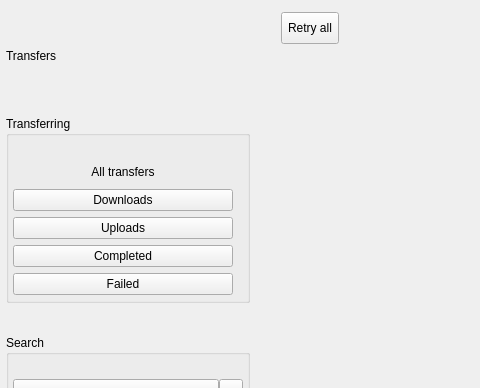
Above: src/MEGASync/gui/ui/TransferManager.ui from meganz/MEGAsync before the change; both pictures show x 0 to 480 and y 0 to 388 of the 1200 by 720 pixel window. Below: the same form after it.
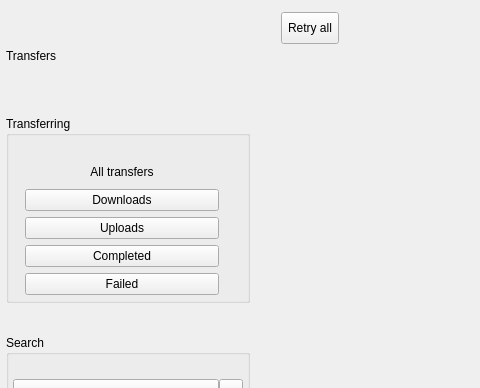
That is the form after the change. Icons and pictures are not drawn. Custom widgets are drawn as their Qt base class.

Commit message: SNC-5644: Added design margins for filter buttons.

Diff of the .ui file:
```diff
--- a/src/MEGASync/gui/ui/TransferManager.ui
+++ b/src/MEGASync/gui/ui/TransferManager.ui
@@ -923,16 +923,16 @@
             <widget class="QFrame" name="fAllTransfers">
              <layout class="QHBoxLayout" name="horizontalLayout_10">
               <property name="spacing">
-               <number>3</number>
+               <number>5</number>
               </property>
               <property name="leftMargin">
-               <number>0</number>
+               <number>12</number>
               </property>
               <property name="topMargin">
                <number>0</number>
               </property>
               <property name="rightMargin">
-               <number>0</number>
+               <number>12</number>
               </property>
               <property name="bottomMargin">
                <number>0</number>
@@ -1006,16 +1006,16 @@
             <widget class="QFrame" name="fDownloads">
              <layout class="QHBoxLayout" name="horizontalLayout_11">
               <property name="spacing">
-               <number>3</number>
+               <number>5</number>
               </property>
               <property name="leftMargin">
-               <number>0</number>
+               <number>12</number>
               </property>
               <property name="topMargin">
                <number>0</number>
               </property>
               <property name="rightMargin">
-               <number>0</number>
+               <number>12</number>
               </property>
               <property name="bottomMargin">
                <number>0</number>
@@ -1077,16 +1077,16 @@
             <widget class="QFrame" name="fUploads">
              <layout class="QHBoxLayout" name="horizontalLayout_12">
               <property name="spacing">
-               <number>3</number>
+               <number>5</number>
               </property>
               <property name="leftMargin">
-               <number>0</number>
+               <number>12</number>
               </property>
               <property name="topMargin">
                <number>0</number>
               </property>
               <property name="rightMargin">
-               <number>0</number>
+               <number>12</number>
               </property>
               <property name="bottomMargin">
                <number>0</number>
@@ -1148,16 +1148,16 @@
             <widget class="QFrame" name="fCompleted">
              <layout class="QHBoxLayout" name="horizontalLayout_13">
               <property name="spacing">
-               <number>3</number>
+               <number>5</number>
               </property>
               <property name="leftMargin">
-               <number>0</number>
+               <number>12</number>
               </property>
               <property name="topMargin">
                <number>0</number>
               </property>
               <property name="rightMargin">
-               <number>0</number>
+               <number>12</number>
               </property>
               <property name="bottomMargin">
                <number>0</number>
@@ -1222,16 +1222,16 @@
             <widget class="QFrame" name="fFailed">
              <layout class="QHBoxLayout" name="horizontalLayout_failed">
               <property name="spacing">
-               <number>3</number>
+               <number>5</number>
               </property>
               <property name="leftMargin">
-               <number>0</number>
+               <number>12</number>
               </property>
               <property name="topMargin">
                <number>0</number>
               </property>
               <property name="rightMargin">
-               <number>0</number>
+               <number>12</number>
               </property>
               <property name="bottomMargin">
                <number>0</number>
```
The commit also changes 1 other file.
